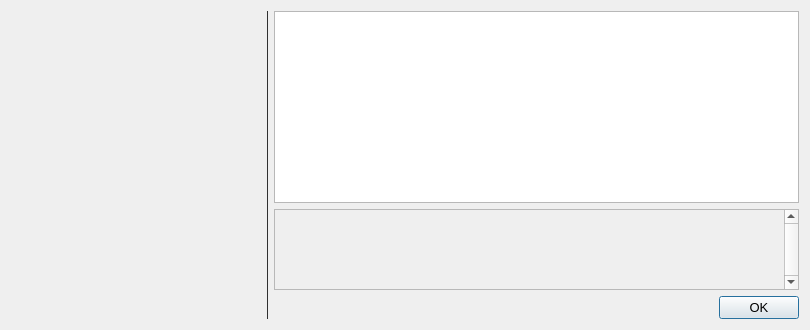
avymantech/lobstex, file src/qt/forms/helpmessagedialog.ui: the form before one commit.
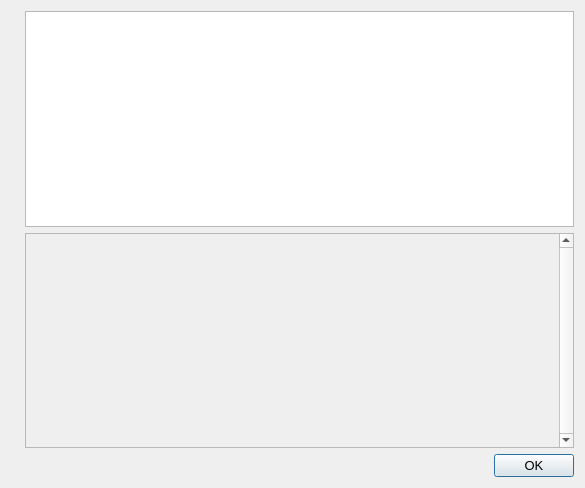
The form after the commit. Icons and pictures are not drawn.

```diff
--- a/src/qt/forms/helpmessagedialog.ui
+++ b/src/qt/forms/helpmessagedialog.ui
@@ -6,16 +6,10 @@
    <rect>
     <x>0</x>
     <y>0</y>
-    <width>810</width>
-    <height>330</height>
+    <width>585</width>
+    <height>488</height>
    </rect>
   </property>
-  <property name="minimumSize">
-   <size>
-    <width>810</width>
-    <height>330</height>
-   </size>
-  </property>
   <property name="font">
    <font>
     <pointsize>10</pointsize>
@@ -26,85 +20,22 @@
   </property>
   <layout class="QHBoxLayout" name="horizontalLayout">
    <item>
-    <layout class="QVBoxLayout" name="verticalLayout_3">
-     <item>
-      <widget class="QLabel" name="graphic">
-       <property name="sizePolicy">
-        <sizepolicy hsizetype="Fixed" vsizetype="Ignored">
-         <horstretch>0</horstretch>
-         <verstretch>0</verstretch>
-        </sizepolicy>
-       </property>
-       <property name="minimumSize">
-        <size>
-         <width>250</width>
-         <height>250</height>
-        </size>
-       </property>
-       <property name="maximumSize">
-        <size>
-         <width>250</width>
-         <height>250</height>
-        </size>
-       </property>
-       <property name="pixmap">
-        <pixmap resource="../lobstex.qrc">:/images/header</pixmap>
-       </property>
-      </widget>
-     </item>
-     <item>
-      <spacer name="verticalSpacer">
-       <property name="orientation">
-        <enum>Qt::Vertical</enum>
-       </property>
-       <property name="sizeType">
-        <enum>QSizePolicy::Minimum</enum>
-       </property>
-       <property name="sizeHint" stdset="0">
-        <size>
-         <width>20</width>
-         <height>50</height>
-        </size>
-       </property>
-      </spacer>
-     </item>
-    </layout>
-   </item>
-   <item>
-    <widget class="Line" name="line">
-     <property name="minimumSize">
-      <size>
-       <width>1</width>
-       <height>1</height>
-      </size>
+    <widget class="QLabel" name="graphic">
+     <property name="sizePolicy">
+      <sizepolicy hsizetype="Preferred" vsizetype="Ignored">
+       <horstretch>0</horstretch>
+       <verstretch>0</verstretch>
+      </sizepolicy>
      </property>
-     <property name="maximumSize">
-      <size>
-       <width>1</width>
-       <height>1989</height>
-      </size>
-     </property>
-     <property name="styleSheet">
-      <string notr="true">border:1px solid; border-color:#303030; </string>
-     </property>
-     <property name="orientation">
-      <enum>Qt::Vertical</enum>
+     <property name="pixmap">
+      <pixmap resource="../lobstex.qrc">:/images/about</pixmap>
      </property>
     </widget>
    </item>
    <item>
     <layout class="QVBoxLayout" name="verticalLayout">
-     <property name="sizeConstraint">
-      <enum>QLayout::SetDefaultConstraint</enum>
-     </property>
      <item>
       <widget class="QTextEdit" name="helpMessage">
-       <property name="minimumSize">
-        <size>
-         <width>515</width>
-         <height>0</height>
-        </size>
-       </property>
        <property name="readOnly">
         <bool>true</bool>
        </property>
@@ -123,8 +54,8 @@
          <rect>
           <x>0</x>
           <y>0</y>
-          <width>509</width>
-          <height>79</height>
+          <width>479</width>
+          <height>213</height>
          </rect>
         </property>
         <layout class="QVBoxLayout" name="verticalLayout_2">
```
Left out of the diff: 4 changed lines with no effect on the pictures.
